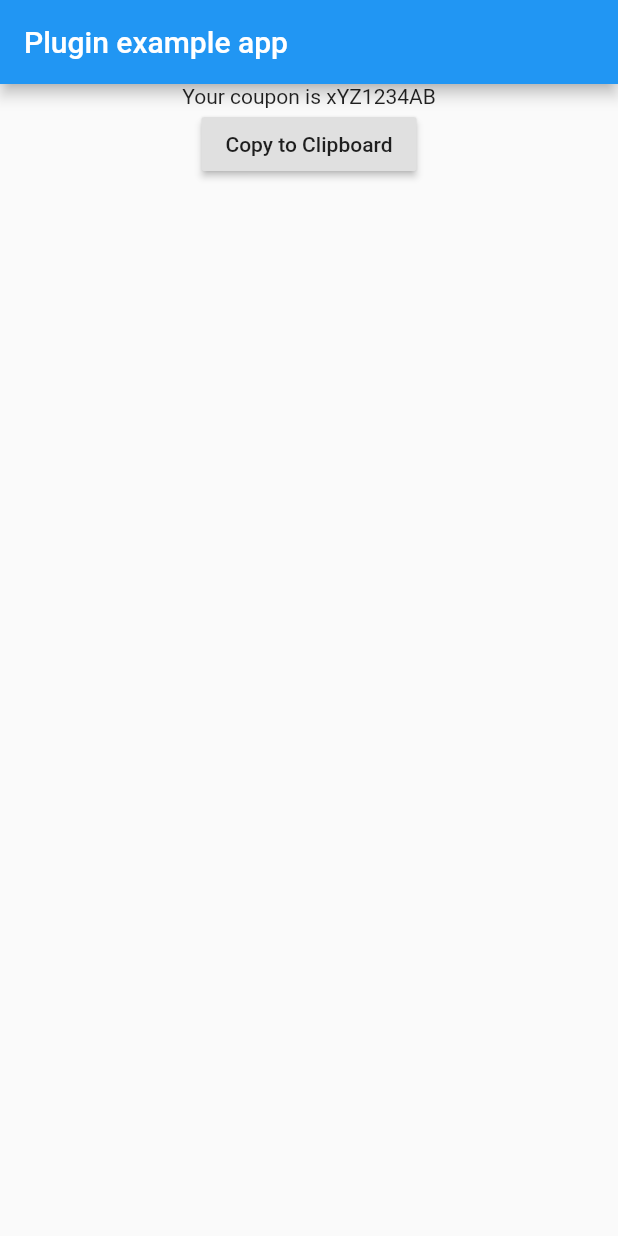
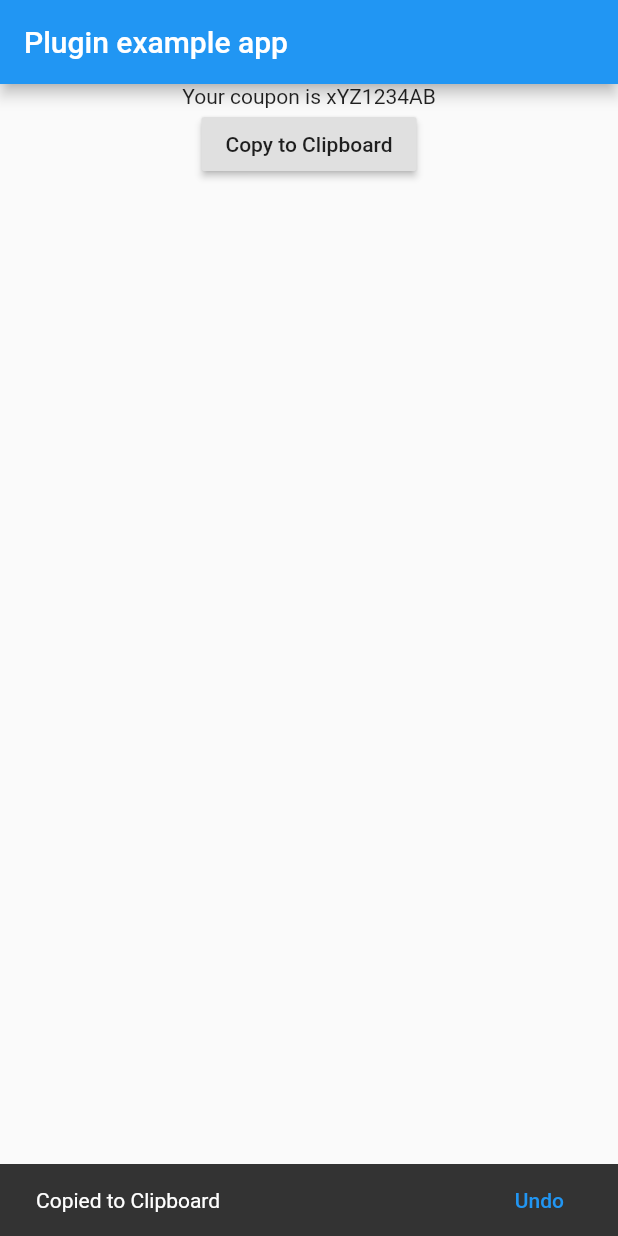
Before and after one commit to anuranBarman/ClipboardManager, a Flutter app: the screen it shows after launch, after a tap on "Copy to Clipboard", on a phone screen of 412 x 824 dp. Run offline on Flutter 3.47's test engine with Material 2 defaults, Android fonts, the phone set to English and light mode, and no system bars.

Commit message:
Code now works without native code implementation

```diff
--- a/lib/clipboard_manager.dart
+++ b/lib/clipboard_manager.dart
@@ -3,14 +3,8 @@ import 'dart:async';
 import 'package:flutter/services.dart';
 
 class ClipboardManager {
-  static const MethodChannel _channel =
-      const MethodChannel('clipboard_manager');
-
   static Future<bool> copyToClipBoard(String text) async {
-    final bool result = await _channel.invokeMethod('copyToClipBoard',
-    <String,String>{
-      'text':text
-    });
-    return result;
+    await Clipboard.setData(ClipboardData(text: text));
+    return true;
   }
 }
--- a/pubspec.yaml
+++ b/pubspec.yaml
@@ -5,7 +5,7 @@ author: Anuran Barman <anuranbarman@gmail.com>
 homepage: https://github.com/anuranBarman/ClipboardManager
 
 environment:
-  sdk: ">=2.0.0-dev.68.0 <3.0.0"
+  sdk: ">=2.1.0 <3.0.0"
 
 dependencies:
   flutter:
```
Also changed, not shown: 1 other file.
